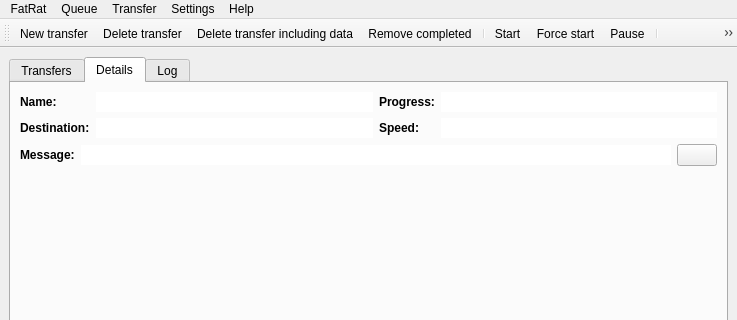
LubosD/fatrat, file MainWindow.ui: the form before one commit; both pictures show x 0 to 737 and y 0 to 320 of the 737 by 520 pixel window.
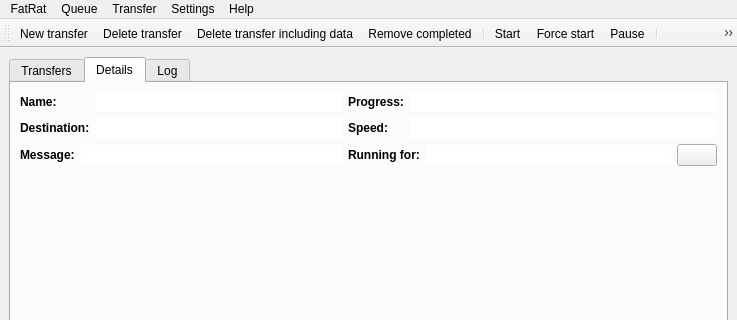
The form after the commit. The open tabs and pages were chosen to show the change. Icons and pictures are not drawn. Custom widgets are drawn as their Qt base class.

What changed in the file:
```diff
--- a/MainWindow.ui
+++ b/MainWindow.ui
@@ -186,31 +186,31 @@
         <iconset resource="gfx/resources.qrc" >:/menu/details.png</iconset>
        </attribute>
        <layout class="QGridLayout" >
-        <item row="0" column="0" >
+        <item row="0" column="0" colspan="2" >
          <widget class="QLabel" name="label_3" >
           <property name="text" >
            <string>&lt;b>Name:</string>
           </property>
          </widget>
         </item>
-        <item row="0" column="1" >
-         <widget class="QLineEdit" name="lineName" >
-          <property name="frame" >
-           <bool>false</bool>
-          </property>
-          <property name="readOnly" >
-           <bool>true</bool>
-          </property>
-         </widget>
-        </item>
         <item row="0" column="2" >
+         <widget class="QLineEdit" name="lineName" >
+          <property name="frame" >
+           <bool>false</bool>
+          </property>
+          <property name="readOnly" >
+           <bool>true</bool>
+          </property>
+         </widget>
+        </item>
+        <item row="0" column="3" >
          <widget class="QLabel" name="label_4" >
           <property name="text" >
            <string>&lt;b>Progress:</string>
           </property>
          </widget>
         </item>
-        <item row="0" column="3" >
+        <item row="0" column="4" colspan="3" >
          <widget class="QLineEdit" name="lineProgress" >
           <property name="frame" >
            <bool>false</bool>
@@ -220,31 +220,31 @@
           </property>
          </widget>
         </item>
-        <item row="1" column="0" >
+        <item row="1" column="0" colspan="2" >
          <widget class="QLabel" name="label_7" >
           <property name="text" >
            <string>&lt;b>Destination:&lt;/b></string>
           </property>
          </widget>
         </item>
-        <item row="1" column="1" >
-         <widget class="QLineEdit" name="lineDestination" >
-          <property name="frame" >
-           <bool>false</bool>
-          </property>
-          <property name="readOnly" >
-           <bool>true</bool>
-          </property>
-         </widget>
-        </item>
         <item row="1" column="2" >
+         <widget class="QLineEdit" name="lineDestination" >
+          <property name="frame" >
+           <bool>false</bool>
+          </property>
+          <property name="readOnly" >
+           <bool>true</bool>
+          </property>
+         </widget>
+        </item>
+        <item row="1" column="3" >
          <widget class="QLabel" name="label_5" >
           <property name="text" >
            <string>&lt;b>Speed:</string>
           </property>
          </widget>
         </item>
-        <item row="1" column="3" >
+        <item row="1" column="4" colspan="3" >
          <widget class="QLineEdit" name="lineSpeed" >
           <property name="frame" >
            <bool>false</bool>
@@ -254,16 +254,14 @@
           </property>
          </widget>
         </item>
-        <item row="2" column="0" colspan="4" >
-         <layout class="QHBoxLayout" >
-          <item>
+        <item row="2" column="0" >
            <widget class="QLabel" name="label_6" >
             <property name="text" >
              <string>&lt;b>Message:</string>
             </property>
            </widget>
           </item>
-          <item>
+        <item row="2" column="1" colspan="2" >
            <widget class="QLineEdit" name="lineMessage" >
             <property name="frame" >
              <bool>false</bool>
@@ -273,7 +271,24 @@
             </property>
            </widget>
           </item>
-          <item>
+        <item row="2" column="3" colspan="2" >
+         <widget class="QLabel" name="label_8" >
+          <property name="text" >
+           <string>&lt;b>Running for:</string>
+          </property>
+         </widget>
+        </item>
+        <item row="2" column="5" >
+         <widget class="QLineEdit" name="lineRuntime" >
+          <property name="frame" >
+           <bool>false</bool>
+          </property>
+          <property name="readOnly" >
+           <bool>true</bool>
+          </property>
+         </widget>
+        </item>
+        <item row="2" column="6" >
            <widget class="QPushButton" name="pushGenericOptions" >
             <property name="sizePolicy" >
              <sizepolicy vsizetype="Fixed" hsizetype="Minimum" >
@@ -289,9 +304,7 @@
             </property>
            </widget>
           </item>
-         </layout>
-        </item>
-        <item row="3" column="0" colspan="4" >
+        <item row="3" column="0" colspan="7" >
          <widget class="QStackedWidget" name="stackedDetails" >
           <property name="sizePolicy" >
            <sizepolicy vsizetype="Expanding" hsizetype="Preferred" >
```
Lines whose indentation alone changed are shown as unchanged.
